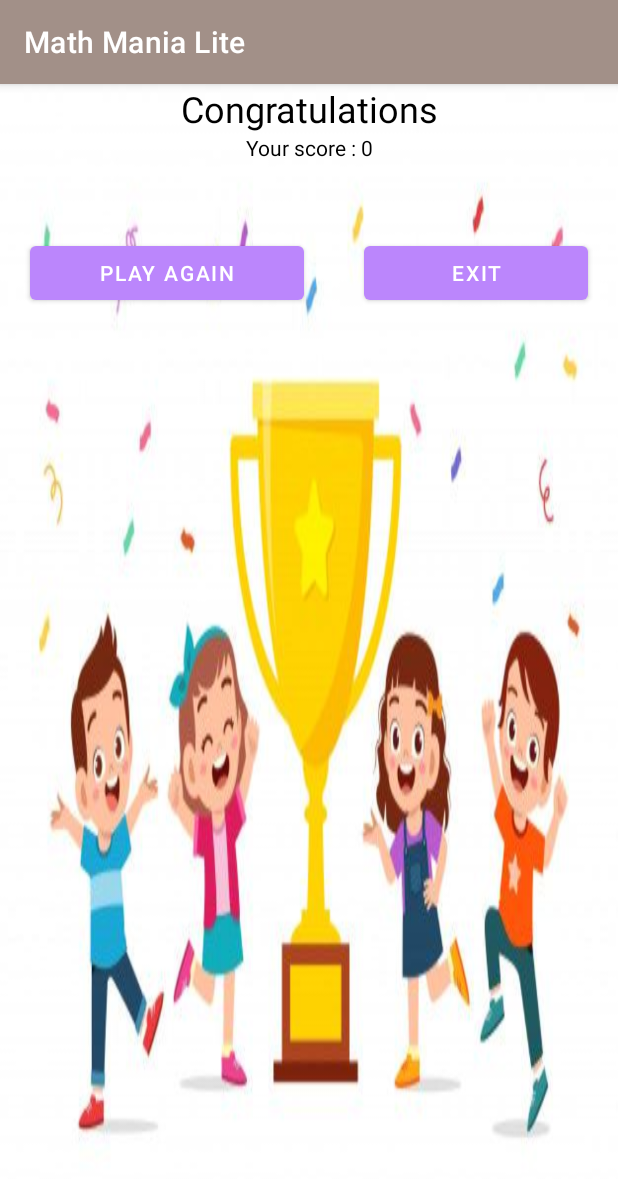
After one commit to odeljs-old/Math-Mania-Lite, an Android app: the Result screen opened directly, with no data from a screen before it, on a phone screen of 412 x 824 dp. The commit adds this screen. Shown: the top 1179 px of the screen. Run offline under Robolectric (Android 15) with nearby library versions, the phone set to English and light mode, and no system bars.

Commit message:
Addition of results page to show user score and allow for replay of game

```diff
--- a/app/src/main/AndroidManifest.xml
+++ b/app/src/main/AndroidManifest.xml
@@ -9,7 +9,8 @@
         android:roundIcon="@mipmap/ic_launcher_round"
         android:supportsRtl="true"
         android:theme="@style/Theme.MathManiaLite">
-        <activity android:name=".Game"></activity>
+        <activity android:name=".Result"></activity>
+        <activity android:name=".Game" />
         <activity android:name=".MainActivity">
             <intent-filter>
                 <action android:name="android.intent.action.MAIN" />
--- a/app/src/main/java/com/example/mathmanialite/Game.java
+++ b/app/src/main/java/com/example/mathmanialite/Game.java
@@ -2,12 +2,14 @@ package com.example.mathmanialite;
 
 import androidx.appcompat.app.AppCompatActivity;
 
+import android.content.Intent;
 import android.os.Bundle;
 import android.os.CountDownTimer;
 import android.view.View;
 import android.widget.Button;
 import android.widget.EditText;
 import android.widget.TextView;
+import android.widget.Toast;
 
 import java.util.Locale;
 import java.util.Random;
@@ -86,6 +88,21 @@ public class Game extends AppCompatActivity {
                 gameContinue();
                 resetTimer();
 
+                if(userLife <= 0){
+
+                    Toast.makeText(getApplicationContext(), "Game Over", Toast.LENGTH_LONG).show();
+                    Intent intent = new Intent(Game.this, Result.class);
+                    intent.putExtra("score", userScore);
+                    startActivity(intent);
+                    finish();
+
+                }
+                else{
+
+                    gameContinue();
+
+                }
+
             }
         });
     }
--- a/app/src/main/java/com/example/mathmanialite/MainActivity.java
+++ b/app/src/main/java/com/example/mathmanialite/MainActivity.java
@@ -28,6 +28,7 @@ public class MainActivity extends AppCompatActivity {
 
                 Intent intent = new Intent(MainActivity.this, Game.class);
                 startActivity(intent);
+                finish();
             }
         });
 
--- /dev/null
+++ b/app/src/main/java/com/example/mathmanialite/Result.java
@@ -0,0 +1,49 @@
+package com.example.mathmanialite;
+
+import androidx.appcompat.app.AppCompatActivity;
+
+import android.content.Intent;
+import android.os.Bundle;
+import android.view.View;
+import android.widget.Button;
+import android.widget.TextView;
+
+public class Result extends AppCompatActivity {
+
+    TextView result;
+    Button playAgain;
+    Button exit;
+    int score = 0;
+
+    @Override
+    protected void onCreate(Bundle savedInstanceState) {
+        super.onCreate(savedInstanceState);
+        setContentView(R.layout.activity_result);
+
+        result = findViewById(R.id.textViewResult);
+        playAgain = findViewById(R.id.buttonPlayAgain);
+        exit = findViewById(R.id.buttonExit);
+
+        Intent intent = getIntent();
+        score = intent.getIntExtra("score", 0);
+        String userScore = String.valueOf(score);
+        result.setText("Your score : " +score);
+
+        playAgain.setOnClickListener(new View.OnClickListener() {
+            @Override
+            public void onClick(View v) {
+
+                Intent intent = new Intent(Result.this, MainActivity.class);
+                startActivity(intent);
+                finish();
+            }
+        });
+
+        exit.setOnClickListener(new View.OnClickListener() {
+            @Override
+            public void onClick(View v) {
+                finish();
+            }
+        });
+    }
+}
--- /dev/null
+++ b/app/src/main/res/layout/activity_result.xml
@@ -0,0 +1,59 @@
+<?xml version="1.0" encoding="utf-8"?>
+<LinearLayout xmlns:android="http://schemas.android.com/apk/res/android"
+    xmlns:app="http://schemas.android.com/apk/res-auto"
+    xmlns:tools="http://schemas.android.com/tools"
+    android:layout_width="match_parent"
+    android:layout_height="match_parent"
+    tools:context=".Result"
+    android:orientation="vertical"
+    android:background="@drawable/third">
+
+    <TextView
+        android:id="@+id/textView"
+        android:layout_width="match_parent"
+        android:layout_height="wrap_content"
+        android:gravity="center_horizontal"
+        android:text="Congratulations"
+        android:textColor="@color/black"
+        android:textSize="24dp" />
+
+    <TextView
+        android:id="@+id/textViewResult"
+        android:layout_width="match_parent"
+        android:layout_height="wrap_content"
+        android:gravity="center_horizontal"
+        android:text="Score:20"
+        android:textColor="@color/black" />
+
+    <LinearLayout
+        android:layout_width="match_parent"
+        android:layout_height="match_parent"
+        android:orientation="horizontal">
+
+        <Button
+            android:id="@+id/buttonPlayAgain"
+            android:layout_width="wrap_content"
+            android:layout_height="wrap_content"
+            android:layout_marginStart="20dp"
+            android:layout_marginLeft="20dp"
+            android:layout_marginTop="50dp"
+            android:layout_marginEnd="20dp"
+            android:layout_marginRight="20dp"
+            android:layout_weight="1"
+            android:text="Play Again"
+            app:backgroundTint="@color/purple_200" />
+
+        <Button
+            android:id="@+id/buttonExit"
+            android:layout_width="wrap_content"
+            android:layout_height="wrap_content"
+            android:layout_marginStart="20dp"
+            android:layout_marginLeft="20dp"
+            android:layout_marginTop="50dp"
+            android:layout_marginEnd="20dp"
+            android:layout_marginRight="20dp"
+            android:layout_weight="1"
+            android:text="Exit"
+            app:backgroundTint="@color/purple_200" />
+    </LinearLayout>
+</LinearLayout>
```
